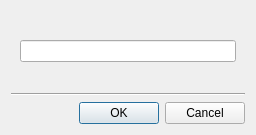
Qt form client/nx_client_desktop/src/ui/dialogs/common/input_dialog.ui (networkoptix/nx_open) before a commit.
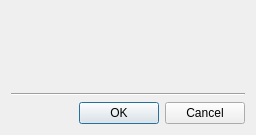
The same form after that commit. Custom widgets are drawn as their Qt base class.

The edit to the form file:
```diff
--- a/client/nx_client_desktop/src/ui/dialogs/common/input_dialog.ui
+++ b/client/nx_client_desktop/src/ui/dialogs/common/input_dialog.ui
@@ -28,27 +28,11 @@
        </widget>
       </item>
       <item>
-       <widget class="QLineEdit" name="valueLineEdit"/>
-      </item>
-      <item>
-       <widget class="QnWordWrappedLabel" name="errorLabel" native="true"/>
+       <widget class="nx::client::desktop::InputField" name="valueLineEdit"/>
       </item>
      </layout>
     </widget>
    </item>
-   <item>
-    <spacer name="verticalSpacer">
-     <property name="orientation">
-      <enum>Qt::Vertical</enum>
-     </property>
-     <property name="sizeHint" stdset="0">
-      <size>
-       <width>20</width>
-       <height>1</height>
-      </size>
-     </property>
-    </spacer>
-   </item>
    <item>
     <widget class="Line" name="line">
      <property name="orientation">
@@ -70,9 +54,9 @@
  </widget>
  <customwidgets>
   <customwidget>
-   <class>QnWordWrappedLabel</class>
+   <class>nx::client::desktop::InputField</class>
    <extends>QWidget</extends>
-   <header location="global">ui/widgets/word_wrapped_label.h</header>
+   <header location="global">nx/client/desktop/common/widgets/input_field.h</header>
    <container>1</container>
   </customwidget>
  </customwidgets>
```
